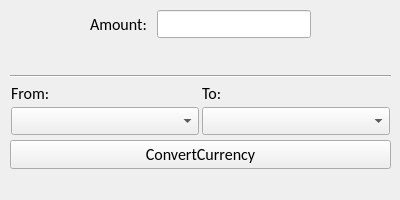
The window that gui/main.ui (Phaugt/Currency-Converter) describes before a commit, drawn with Qt 5.
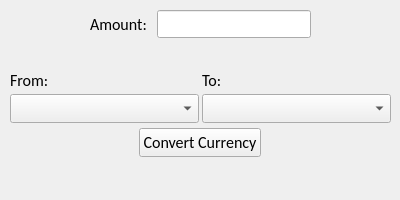
The same window after the commit.

The edit to the form file:
```diff
--- a/gui/main.ui
+++ b/gui/main.ui
@@ -107,28 +107,21 @@
       <number>0</number>
      </property>
      <property name="topMargin">
-      <number>5</number>
+      <number>0</number>
      </property>
      <property name="rightMargin">
       <number>0</number>
      </property>
      <property name="bottomMargin">
-      <number>5</number>
+      <number>0</number>
      </property>
-     <item>
-      <widget class="Line" name="line">
-       <property name="orientation">
-        <enum>Qt::Horizontal</enum>
-       </property>
-      </widget>
-     </item>
      <item>
       <layout class="QGridLayout" name="gridLayout">
        <property name="leftMargin">
-        <number>1</number>
+        <number>0</number>
        </property>
        <property name="rightMargin">
-        <number>1</number>
+        <number>0</number>
        </property>
        <property name="spacing">
         <number>3</number>
@@ -181,8 +174,14 @@
        </item>
       </layout>
      </item>
-     <item>
+     <item alignment="Qt::AlignHCenter|Qt::AlignVCenter">
       <widget class="QPushButton" name="btnConvertCurrency">
+       <property name="maximumSize">
+        <size>
+         <width>366</width>
+         <height>16777215</height>
+        </size>
+       </property>
        <property name="font">
         <font>
          <family>Calibri</family>
@@ -190,7 +189,7 @@
         </font>
        </property>
        <property name="text">
-        <string>ConvertCurrency</string>
+        <string>Convert Currency</string>
        </property>
       </widget>
      </item>
@@ -215,7 +214,7 @@
       <x>0</x>
       <y>0</y>
       <width>400</width>
-      <height>200</height>
+      <height>181</height>
      </rect>
     </property>
     <property name="text">
```
